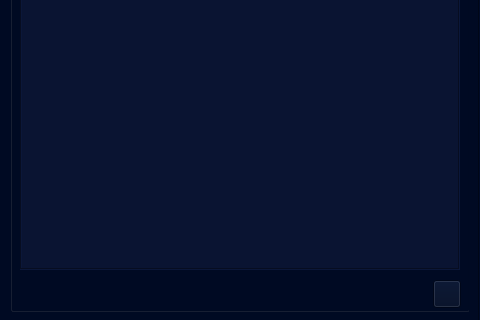
First picture: the form in mainwindow.ui, repository mat-bi/mowp, before the edit; both pictures show x 0 to 480 and y 320 to 640 of the 1000 by 640 pixel window.
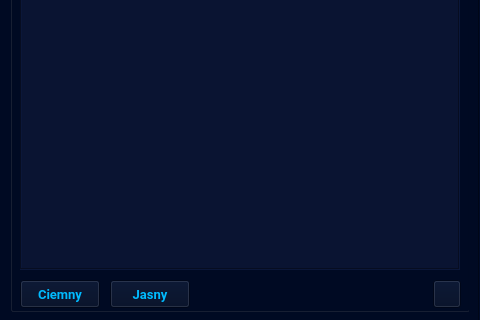
Second picture: the form after the edit. Icons and pictures are not drawn.

Commit message: GUI - przyciski do wyboru motywu, dodatkowe ikonki głośności dodane do folderu z grafiką.

Patch:
```diff
--- a/mainwindow.ui
+++ b/mainwindow.ui
@@ -179,6 +179,110 @@
        <disabledoff>Grafiki/add.png</disabledoff>Grafiki/add.png</iconset>
      </property>
     </widget>
+    <widget class="QPushButton" name="ciemny">
+     <property name="geometry">
+      <rect>
+       <x>10</x>
+       <y>590</y>
+       <width>80</width>
+       <height>28</height>
+      </rect>
+     </property>
+     <property name="minimumSize">
+      <size>
+       <width>80</width>
+       <height>28</height>
+      </size>
+     </property>
+     <property name="maximumSize">
+      <size>
+       <width>28</width>
+       <height>28</height>
+      </size>
+     </property>
+     <property name="font">
+      <font>
+       <family>Roboto</family>
+       <pointsize>10</pointsize>
+       <weight>75</weight>
+       <bold>true</bold>
+      </font>
+     </property>
+     <property name="focusPolicy">
+      <enum>Qt::NoFocus</enum>
+     </property>
+     <property name="toolTip">
+      <string>Przełącz na ciemny motyw</string>
+     </property>
+     <property name="styleSheet">
+      <string notr="true">border-color: rgb(0, 187, 255);</string>
+     </property>
+     <property name="text">
+      <string>Ciemny</string>
+     </property>
+     <property name="icon">
+      <iconset>
+       <normaloff>Grafiki/Motyw-on.png</normaloff>Grafiki/Motyw-on.png</iconset>
+     </property>
+     <property name="iconSize">
+      <size>
+       <width>40</width>
+       <height>10</height>
+      </size>
+     </property>
+    </widget>
+    <widget class="QPushButton" name="jasny">
+     <property name="geometry">
+      <rect>
+       <x>100</x>
+       <y>590</y>
+       <width>80</width>
+       <height>28</height>
+      </rect>
+     </property>
+     <property name="minimumSize">
+      <size>
+       <width>80</width>
+       <height>28</height>
+      </size>
+     </property>
+     <property name="maximumSize">
+      <size>
+       <width>28</width>
+       <height>28</height>
+      </size>
+     </property>
+     <property name="font">
+      <font>
+       <family>Roboto</family>
+       <pointsize>10</pointsize>
+       <weight>75</weight>
+       <bold>true</bold>
+      </font>
+     </property>
+     <property name="focusPolicy">
+      <enum>Qt::NoFocus</enum>
+     </property>
+     <property name="toolTip">
+      <string>Przełącz na ciemny motyw</string>
+     </property>
+     <property name="styleSheet">
+      <string notr="true">border-color: rgb(0, 187, 255);</string>
+     </property>
+     <property name="text">
+      <string>Jasny</string>
+     </property>
+     <property name="icon">
+      <iconset>
+       <normaloff>Grafiki/Motyw-off.png</normaloff>Grafiki/Motyw-off.png</iconset>
+     </property>
+     <property name="iconSize">
+      <size>
+       <width>40</width>
+       <height>10</height>
+      </size>
+     </property>
+    </widget>
    </widget>
    <widget class="QGroupBox" name="odtwarzanie">
     <property name="geometry">
```
Left out of the diff: 4 changed lines with no effect on the pictures. The commit also changes 5 other files.
